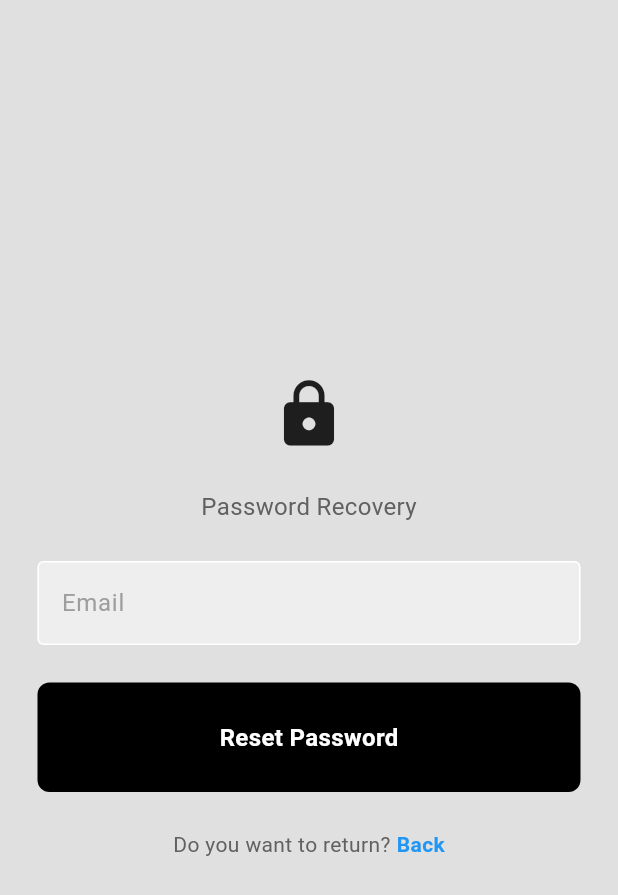
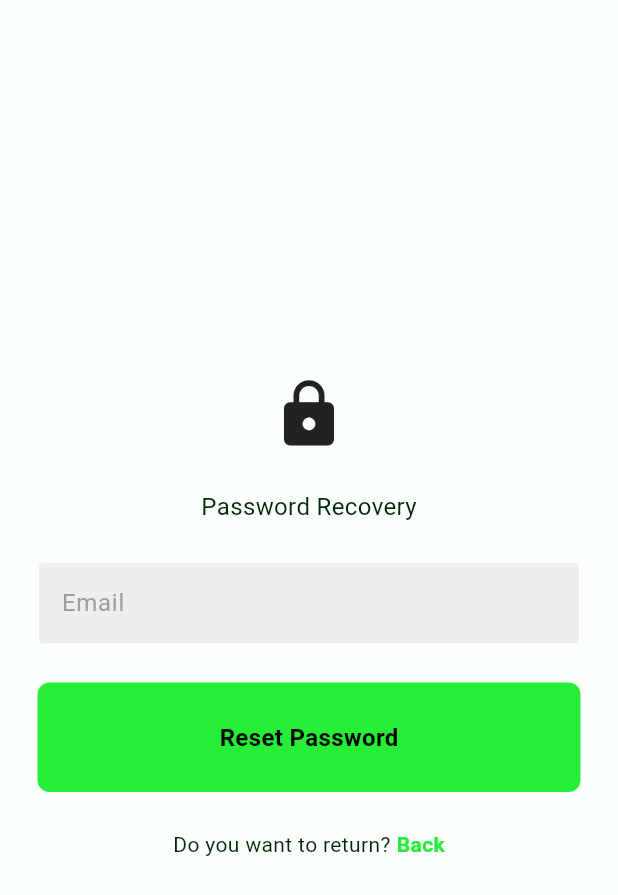
Before and after one commit to MiroslavKosek/bakaplay, a Flutter app: the screen it shows after launch, after a tap on "Register now", after a tap on "Login now", after a tap on "Forgot Password?", on a phone screen of 412 x 824 dp. Shown: the top 895 px of the screen. Run offline on Flutter 3.47's test engine with Material 3 defaults, Android fonts, the phone set to English and light mode, and no system bars; our stand-ins replace cloud_firestore, firebase_auth, firebase_core, google_sign_in, hexcolor; accounts and stored records are empty.

Commit message:
added dark and light theme

```diff
--- a/lib/components/button.dart
+++ b/lib/components/button.dart
@@ -16,14 +16,14 @@ class MyButton extends StatelessWidget {
           padding: const EdgeInsets.all(25),
           margin: const EdgeInsets.symmetric(horizontal: 25),
           decoration: BoxDecoration(
-            color: Colors.black,
+            color: Theme.of(context).colorScheme.primary,
             borderRadius: BorderRadius.circular(8),
           ),
           child: Center(
             child: Text(
               text,
-              style: const TextStyle(
-                color: Colors.white,
+              style: TextStyle(
+                color: Theme.of(context).colorScheme.onPrimary,
                 fontWeight: FontWeight.bold,
                 fontSize: 16,
               ),
--- a/lib/pages/forgot_password_page.dart
+++ b/lib/pages/forgot_password_page.dart
@@ -52,11 +52,11 @@ class _ForgotPasswordPageState extends State<ForgotPasswordPage> {
       context: context,
       builder: (context) {
         return AlertDialog(
-          backgroundColor: Colors.green,
+          backgroundColor: Theme.of(context).colorScheme.primary,
           title: Center(
             child: Text(
               message,
-              style: const TextStyle(color: Colors.white),
+              style: TextStyle(color: Theme.of(context).colorScheme.onPrimary),
             ),
           ),
         );
@@ -70,11 +70,11 @@ class _ForgotPasswordPageState extends State<ForgotPasswordPage> {
       context: context,
       builder: (context) {
         return AlertDialog(
-          backgroundColor: Colors.deepPurple,
+          backgroundColor: Theme.of(context).colorScheme.tertiary,
           title: Center(
             child: Text(
               message,
-              style: const TextStyle(color: Colors.white),
+              style: TextStyle(color: Theme.of(context).colorScheme.onSurface),
             ),
           ),
         );
@@ -85,7 +85,7 @@ class _ForgotPasswordPageState extends State<ForgotPasswordPage> {
   @override
   Widget build(BuildContext context) {
     return Scaffold(
-      backgroundColor: Colors.grey[300],
+      backgroundColor: Theme.of(context).colorScheme.surface,
       body: SafeArea(
         child: Center(
           child: SingleChildScrollView(
@@ -104,7 +104,7 @@ class _ForgotPasswordPageState extends State<ForgotPasswordPage> {
                 Text(
                   'Password Recovery',
                   style: TextStyle(
-                    color: Colors.grey[700],
+                    color: Theme.of(context).colorScheme.onSurface,
                     fontSize: 16,
                   ),
                 ),
@@ -134,17 +134,17 @@ class _ForgotPasswordPageState extends State<ForgotPasswordPage> {
                   children: [
                     Text(
                       'Do you want to return?',
-                      style: TextStyle(color: Colors.grey[700]),
+                      style: TextStyle(color: Theme.of(context).colorScheme.onSurface),
                     ),
                     const SizedBox(width: 4),
                     MouseRegion(
                       cursor: SystemMouseCursors.click,
                       child: GestureDetector(
                         onTap: widget.onLoginTap,
-                        child: const Text(
+                        child: Text(
                           'Back',
                           style: TextStyle(
-                            color: Colors.blue,
+                            color: Theme.of(context).colorScheme.primary,
                             fontWeight: FontWeight.bold,
                           ),
                         ),
--- a/lib/pages/login_page.dart
+++ b/lib/pages/login_page.dart
@@ -55,11 +55,11 @@ class _LoginPageState extends State<LoginPage> {
       context: context,
       builder: (context) {
         return AlertDialog(
-          backgroundColor: Colors.deepPurple,
+          backgroundColor: Theme.of(context).colorScheme.tertiary,
           title: Center(
             child: Text(
               message,
-              style: const TextStyle(color: Colors.white),
+              style: TextStyle(color: Theme.of(context).colorScheme.onSurface),
             ),
           ),
         );
@@ -70,7 +70,7 @@ class _LoginPageState extends State<LoginPage> {
   @override
   Widget build(BuildContext context) {
     return Scaffold(
-      backgroundColor: Colors.grey[300],
+      backgroundColor: Theme.of(context).colorScheme.surface,
       body: SafeArea(
         child: Center(
           child: SingleChildScrollView(
@@ -89,7 +89,7 @@ class _LoginPageState extends State<LoginPage> {
                 Text(
                   'Welcome back you\'ve been missed!',
                   style: TextStyle(
-                    color: Colors.grey[700],
+                    color: Theme.of(context).colorScheme.onSurface,
                     fontSize: 16,
                   ),
                 ),
@@ -126,7 +126,7 @@ class _LoginPageState extends State<LoginPage> {
                           onTap: widget.onForgotPasswordTap,
                           child: Text(
                             'Forgot Password?',
-                            style: TextStyle(color: Colors.grey[600]),
+                            style: TextStyle(color: Theme.of(context).colorScheme.onSurface),
                           ),
                         ),
                       )
@@ -152,20 +152,20 @@ class _LoginPageState extends State<LoginPage> {
                       Expanded(
                         child: Divider(
                           thickness: 0.5,
-                          color: Colors.grey[400],
+                          color: Theme.of(context).colorScheme.onSurface,
                         ),
                       ),
                       Padding(
                         padding: const EdgeInsets.symmetric(horizontal: 10.0),
                         child: Text(
                           'Or continue with',
-                          style: TextStyle(color: Colors.grey[700]),
+                          style: TextStyle(color: Theme.of(context).colorScheme.onSurface),
                         ),
                       ),
                       Expanded(
                         child: Divider(
                           thickness: 0.5,
-                          color: Colors.grey[400],
+                          color: Theme.of(context).colorScheme.onSurface,
                         ),
                       ),
                     ],
@@ -174,7 +174,7 @@ class _LoginPageState extends State<LoginPage> {
 
                 const SizedBox(height: 25),
 
-                // google + apple sign in buttons
+                // google sign in button
                 Row(
                   mainAxisAlignment: MainAxisAlignment.center,
                   children: [
@@ -198,17 +198,17 @@ class _LoginPageState extends State<LoginPage> {
                   children: [
                     Text(
                       'Not a member?',
-                      style: TextStyle(color: Colors.grey[700]),
+                      style: TextStyle(color: Theme.of(context).colorScheme.onSurface),
                     ),
                     const SizedBox(width: 4),
                     MouseRegion(
                       cursor: SystemMouseCursors.click,
                       child: GestureDetector(
                         onTap: widget.onRegisterTap,
-                        child: const Text(
+                        child: Text(
                           'Register now',
                           style: TextStyle(
-                            color: Colors.blue,
+                            color: Theme.of(context).colorScheme.primary,
                             fontWeight: FontWeight.bold,
                           ),
                         ),
--- a/lib/pages/register_page.dart
+++ b/lib/pages/register_page.dart
@@ -82,11 +82,11 @@ class _RegisterPageState extends State<RegisterPage> {
       context: context,
       builder: (context) {
         return AlertDialog(
-          backgroundColor: Colors.green,
+          backgroundColor: Theme.of(context).colorScheme.primary,
           title: Center(
             child: Text(
               message,
-              style: const TextStyle(color: Colors.white),
+              style: TextStyle(color: Theme.of(context).colorScheme.onPrimary),
             ),
           ),
         );
@@ -100,11 +100,11 @@ class _RegisterPageState extends State<RegisterPage> {
       context: context,
       builder: (context) {
         return AlertDialog(
-          backgroundColor: Colors.deepPurple,
+          backgroundColor: Theme.of(context).colorScheme.tertiary,
           title: Center(
             child: Text(
               message,
-              style: const TextStyle(color: Colors.white),
+              style: TextStyle(color: Theme.of(context).colorScheme.onSurface),
             ),
           ),
         );
@@ -115,7 +115,7 @@ class _RegisterPageState extends State<RegisterPage> {
   @override
   Widget build(BuildContext context) {
     return Scaffold(
-      backgroundColor: Colors.grey[300],
+      backgroundColor: Theme.of(context).colorScheme.surface,
       body: SafeArea(
         child: Center(
           child: SingleChildScrollView(
@@ -134,7 +134,7 @@ class _RegisterPageState extends State<RegisterPage> {
                 Text(
                   'Let\'s create an account for you!',
                   style: TextStyle(
-                    color: Colors.grey[700],
+                    color: Theme.of(context).colorScheme.onSurface,
                     fontSize: 16,
                   ),
                 ),
@@ -193,20 +193,20 @@ class _RegisterPageState extends State<RegisterPage> {
                       Expanded(
                         child: Divider(
                           thickness: 0.5,
-                          color: Colors.grey[400],
+                          color: Theme.of(context).colorScheme.onSurface,
                         ),
                       ),
                       Padding(
                         padding: const EdgeInsets.symmetric(horizontal: 10.0),
                         child: Text(
                           'Or continue with',
-                          style: TextStyle(color: Colors.grey[700]),
+                          style: TextStyle(color: Theme.of(context).colorScheme.onSurface),
                         ),
                       ),
                       Expanded(
                         child: Divider(
                           thickness: 0.5,
-                          color: Colors.grey[400],
+                          color: Theme.of(context).colorScheme.onSurface,
                         ),
                       ),
                     ],
@@ -215,7 +215,7 @@ class _RegisterPageState extends State<RegisterPage> {
 
                 const SizedBox(height: 25),
 
-                // google + apple sign in buttons
+                // google sign in button
                 Row(
                   mainAxisAlignment: MainAxisAlignment.center,
                   children: [
@@ -239,17 +239,17 @@ class _RegisterPageState extends State<RegisterPage> {
                   children: [
                     Text(
                       'Already have an account?',
-                      style: TextStyle(color: Colors.grey[700]),
+                      style: TextStyle(color: Theme.of(context).colorScheme.onSurface),
                     ),
                     const SizedBox(width: 4),
                     MouseRegion(
                       cursor: SystemMouseCursors.click,
                       child: GestureDetector(
                         onTap: widget.onLoginTap,
-                        child: const Text(
+                        child: Text(
                           'Login now',
                           style: TextStyle(
-                            color: Colors.blue,
+                            color: Theme.of(context).colorScheme.primary,
                             fontWeight: FontWeight.bold,
                           ),
                         ),
--- /dev/null
+++ b/lib/theme/theme.dart
@@ -0,0 +1,63 @@
+import 'package:flutter/material.dart';
+import 'package:hexcolor/hexcolor.dart';
+
+ThemeData lightMode = ThemeData(
+  brightness: Brightness.light,
+  colorScheme: ColorScheme.light(
+    surface: HexColor('#FAFFFB'),
+    primary: HexColor('#26ED37'),
+    secondary: HexColor('#92B4D3'),
+    tertiary: HexColor('#16DAC0'),
+    onSurface: HexColor('#032607'),
+    onPrimary: HexColor('#000501')
+  )
+);
+
+ThemeData darkMode = ThemeData(
+  brightness: Brightness.dark,
+  colorScheme: ColorScheme.dark(
+    surface: HexColor('#000501'),
+    primary: HexColor('#12D922'),
+    secondary: HexColor('#2C4E6D'),
+    tertiary: HexColor('#25E9CF'),
+    onSurface: HexColor('#D9FCDD'),
+    onPrimary: HexColor('#000501')
+  )
+);
+
+/*class ThemeClass {
+  Color lightBackgroundColor = HexColor('#FAFFFB');
+  Color darkBackgroundColor = HexColor('#000501');
+
+  Color lightTextColor = HexColor('#032607');
+  Color darkTextColor = HexColor('#D9FCDD');
+
+  Color lightPrimaryColor = HexColor('#26ED37');
+  Color darkPrimaryColor = HexColor('#12D922');
+
+  Color lightSecondaryColor = HexColor('#92B4D3');
+  Color darkSecondaryColor = HexColor('#2C4E6D');
+
+  Color lightAccentColor = HexColor('#16DAC0');
+  Color darkAccentColor = HexColor('#25E9CF');
+
+  static ThemeData lightTheme = ThemeData(
+    primaryColor: _themeClass.lightBackgroundColor,
+    colorScheme: const ColorScheme.light().copyWith(
+      primary: _themeClass.lightPrimaryColor,
+      secondary: _themeClass.lightSecondaryColor,
+      tertiary: _themeClass.lightAccentColor
+    ),
+  );
+
+  static ThemeData darkTheme = ThemeData(
+    primaryColor: _themeClass.darkBackgroundColor,
+    colorScheme: const ColorScheme.dark().copyWith(
+      primary: _themeClass.darkPrimaryColor,
+      secondary: _themeClass.darkSecondaryColor,
+      tertiary: _themeClass.darkAccentColor
+    ),
+  );
+}
+
+ThemeClass _themeClass = ThemeClass();*/
--- a/pubspec.yaml
+++ b/pubspec.yaml
@@ -39,6 +39,7 @@ dependencies:
   firebase_auth: ^5.1.2
   google_sign_in: ^6.2.1
   cloud_firestore: ^5.1.0
+  hexcolor: ^3.0.1
 
 dev_dependencies:
   flutter_test:
```
Also changed, not shown: lib/main.dart (+4 -107 lines), lib/pages/home_page.dart (+6 -6 lines), pubspec.lock, 1 other file.
